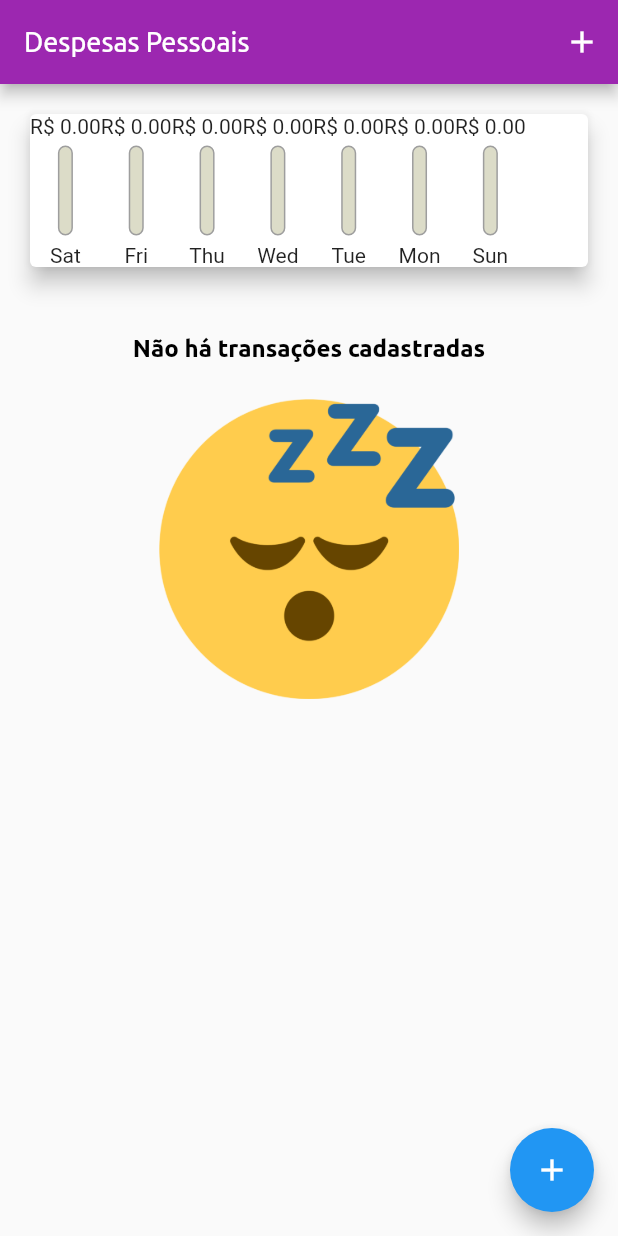
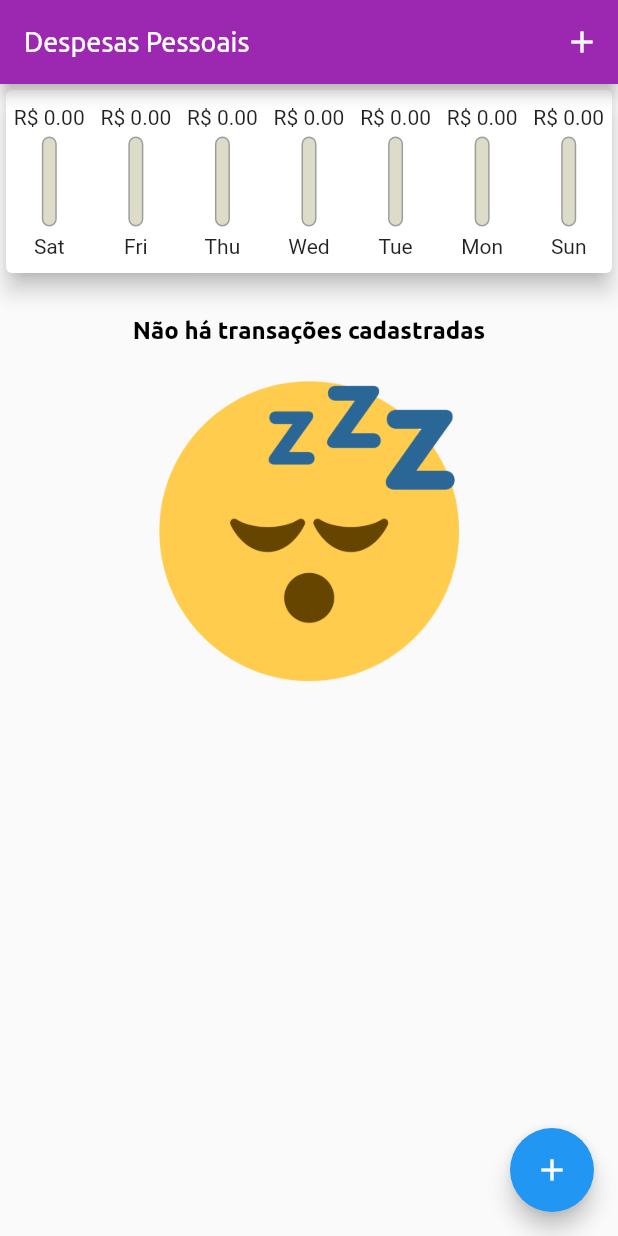
Before and after one commit to sophiecalixto/personal_expenses, a Flutter app: the screen it shows after launch, on a phone screen of 412 x 824 dp. Run offline on Flutter 3.47's test engine with Material 2 defaults, Android fonts, the phone set to English and light mode, and no system bars.

Commit message:
style: chart_bar and chart_widget

```diff
--- a/lib/components/chart_bar.dart
+++ b/lib/components/chart_bar.dart
@@ -16,7 +16,9 @@ class ChartBar extends StatelessWidget {
   Widget build(BuildContext context) {
     return Column(
       children: [
-        Text("R\$ ${value.toStringAsFixed(2)}"),
+        FittedBox(
+          child: Text("R\$ ${value.toStringAsFixed(2)}"),
+        ),
         const SizedBox(height: 5),
         SizedBox(
           height: 60,
--- a/lib/components/chart_widget.dart
+++ b/lib/components/chart_widget.dart
@@ -46,18 +46,24 @@ class ChartWidget extends StatelessWidget {
   Widget build(BuildContext context) {
     groupedTransactions;
     return Card(
-      margin: const EdgeInsets.all(20),
       elevation: 6,
+      child: Padding(
+        padding: const EdgeInsets.symmetric(vertical: 10),
         child: Row(
+          mainAxisAlignment: MainAxisAlignment.spaceAround,
           children: [
             ...groupedTransactions.map(
-            (transaction) => ChartBar(
+              (transaction) => Flexible(
+                fit: FlexFit.tight,
+                child: ChartBar(
                   label: transaction['day'] as String,
                   value: transaction['value'] as double,
                   percentage: _weekTotalValue == 0 ? 0 : (transaction['value'] as double) / _weekTotalValue,
                 ),
               ),
+            ),
           ],
+        ),
       ),
     );
   }
--- a/lib/components/transaction_list.dart
+++ b/lib/components/transaction_list.dart
@@ -40,16 +40,17 @@ class TransactionList extends StatelessWidget {
                       Container(
                         margin: const EdgeInsets.symmetric(
                           vertical: 15,
-                          horizontal: 5,
                         ),
                         padding: const EdgeInsets.all(40),
                         decoration: BoxDecoration(
                           color: Theme.of(context).colorScheme.primary,
                           shape: BoxShape.circle,
                         ),
-                        child: Text(
-                          style: Theme.of(context).textTheme.headlineLarge,
-                          'R\$ ${transaction.value.toStringAsFixed(0)}',
+                        child: FittedBox(
+                          child: Text(
+                            style: Theme.of(context).textTheme.headlineLarge,
+                            'R\$ ${transaction.value.toStringAsFixed(0)}',
+                          ),
                         ),
                       ),
                       Column(
```
Lines whose indentation alone changed are shown as unchanged.
